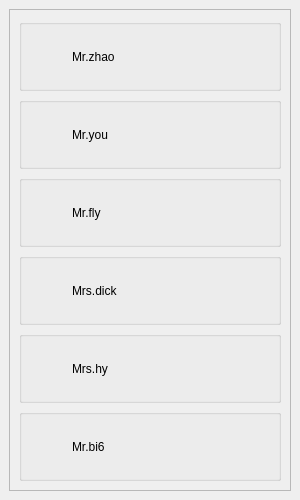
First picture: the form in share.ui, repository 454270186/XJCO2811_UserInterface, before the edit.
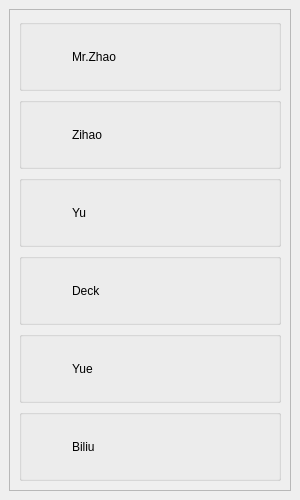
Second picture: the form after the edit.

What changed in the file:
```diff
--- a/share.ui
+++ b/share.ui
@@ -63,9 +63,9 @@
        <property name="geometry">
         <rect>
          <x>0</x>
-         <y>0</y>
-         <width>284</width>
-         <height>484</height>
+         <y>-20</y>
+         <width>274</width>
+         <height>494</height>
         </rect>
        </property>
        <property name="maximumSize">
@@ -100,7 +100,7 @@
            <item>
             <widget class="QLabel" name="nameone">
              <property name="text">
-              <string>Mr.zhao</string>
+              <string>Mr.Zhao</string>
              </property>
             </widget>
            </item>
@@ -167,7 +167,7 @@
            <item>
             <widget class="QLabel" name="nametwo">
              <property name="text">
-              <string>Mr.you</string>
+              <string>Zihao</string>
              </property>
             </widget>
            </item>
@@ -240,7 +240,7 @@
            <item>
             <widget class="QLabel" name="namethree">
              <property name="text">
-              <string>Mr.fly</string>
+              <string>Yu</string>
              </property>
             </widget>
            </item>
@@ -307,7 +307,7 @@
            <item>
             <widget class="QLabel" name="namefour">
              <property name="text">
-              <string>Mrs.dick</string>
+              <string>Deck</string>
              </property>
             </widget>
            </item>
@@ -374,7 +374,7 @@
            <item>
             <widget class="QLabel" name="namefive">
              <property name="text">
-              <string>Mrs.hy</string>
+              <string>Yue</string>
              </property>
             </widget>
            </item>
@@ -441,7 +441,7 @@
            <item>
             <widget class="QLabel" name="namesix">
              <property name="text">
-              <string>Mr.bi6</string>
+              <string>Biliu</string>
              </property>
             </widget>
            </item>
```
Left out of the diff: 18 changed lines with no effect on the pictures.
